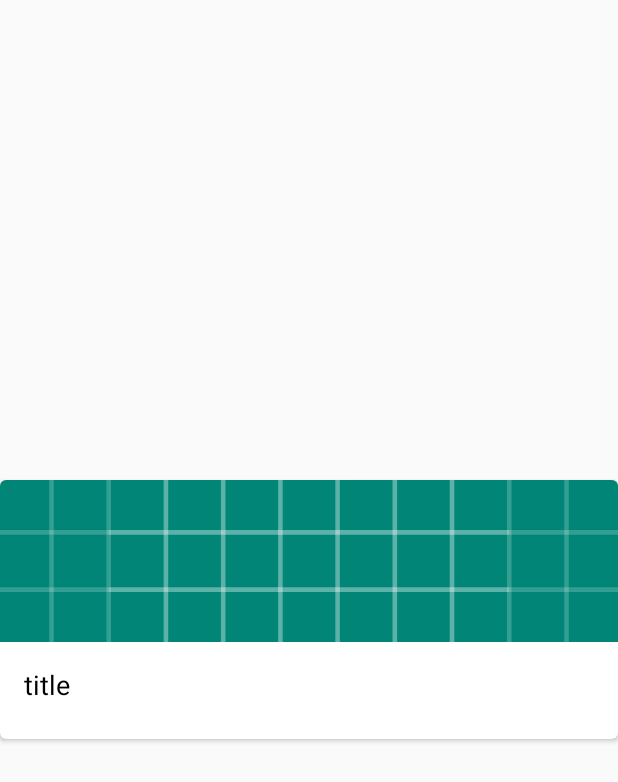
After one commit to HristijanAnastasovski/CookBook, an Android app: the layout card_view_item.xml on its own in the app's theme, with its tools: preview values and no code run, on a phone screen of 412 x 824 dp. The commit adds this screen. Shown: the top 782 px of the screen. Run offline under Robolectric (Android 15) with nearby library versions, the phone set to English and light mode, and no system bars.

Commit message:
Changes to adapter and recycler view

```diff
--- a/app/build.gradle
+++ b/app/build.gradle
@@ -16,6 +16,10 @@ android {
             proguardFiles getDefaultProguardFile('proguard-android-optimize.txt'), 'proguard-rules.pro'
         }
     }
+    compileOptions {
+        sourceCompatibility = '1.8'
+        targetCompatibility = '1.8'
+    }
 }
 
 dependencies {
@@ -30,6 +34,7 @@ dependencies {
     implementation 'com.android.support:cardview-v7:28.0.0'
     implementation 'com.android.support:recyclerview-v7:28.0.0'
     implementation 'com.squareup.picasso:picasso:2.5.2'
+    implementation 'com.github.bumptech.glide:glide:4.6.1'
 
     implementation 'com.squareup.retrofit2:retrofit:2.3.0'
     implementation 'com.squareup.retrofit2:converter-gson:2.3.0'
--- /dev/null
+++ b/app/src/main/java/com/example/mobilniproekt/RecipeDetailsActivity.java
@@ -0,0 +1,5 @@
+package com.example.mobilniproekt;
+
+//Activity that shows all the details about the recipe (activates on recipe click)
+public class RecipeDetailsActivity {
+}
--- /dev/null
+++ b/app/src/main/res/layout/card_view_item.xml
@@ -0,0 +1,44 @@
+<?xml version="1.0" encoding="utf-8"?>
+<android.support.v7.widget.CardView xmlns:android="http://schemas.android.com/apk/res/android"
+    xmlns:card_view="http://schemas.android.com/apk/res-auto"
+    xmlns:tools="http://schemas.android.com/tools"
+    android:id="@+id/card_view"
+    android:layout_width="match_parent"
+    android:layout_height="wrap_content"
+    android:layout_gravity="center"
+    android:layout_marginBottom="5dp"
+    card_view:cardCornerRadius="4dp">
+
+    <LinearLayout
+        android:layout_width="match_parent"
+        android:layout_height="wrap_content"
+        android:orientation="vertical"
+        >
+
+        <ImageView
+            android:id="@+id/image"
+            android:layout_width="match_parent"
+            android:layout_height="wrap_content"
+            android:scaleType="centerCrop"
+            android:src="@drawable/ic_launcher_background" />
+
+        <LinearLayout
+            android:layout_width="match_parent"
+            android:layout_height="wrap_content"
+            android:orientation="vertical"
+            android:padding="16dp">
+
+            <TextView
+                android:id="@+id/title"
+                android:layout_width="match_parent"
+                android:layout_height="wrap_content"
+                android:layout_marginBottom="8dp"
+                android:text="title"
+                android:textColor="#000"
+                android:textSize="18sp" />
+
+
+        </LinearLayout>
+    </LinearLayout>
+
+</android.support.v7.widget.CardView>
--- a/app/src/main/res/values/strings.xml
+++ b/app/src/main/res/values/strings.xml
@@ -1,3 +1,4 @@
 <resources>
     <string name="app_name">MobilniProekt</string>
+    <string name="title_details">Title</string>
 </resources>
```
Also changed, not shown: app/src/main/java/com/example/mobilniproekt/ListActivity.java (+38 -13 lines), app/src/main/java/com/example/mobilniproekt/adapters/CardViewAdapter.java (added, +64 -0 lines), app/src/main/java/com/example/mobilniproekt/adapters/viewholder/CardItemViewHolder.java (added, +75 -0 lines), app/src/main/res/layout/activity_card_view.xml (added, +18 -0 lines).
